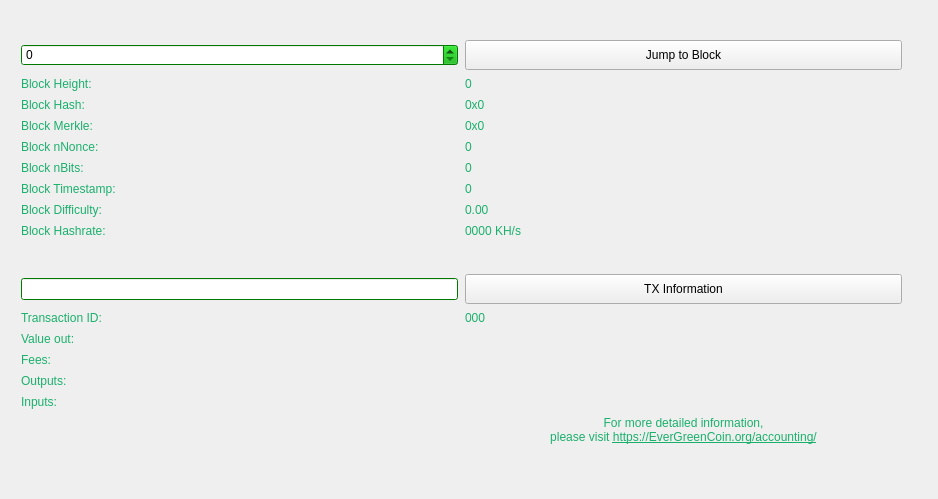
Before: the Qt Designer form src/qt/forms/blockbrowser.ui in EverGreenCoinDev/EverGreenCoin, drawn with Qt 5.
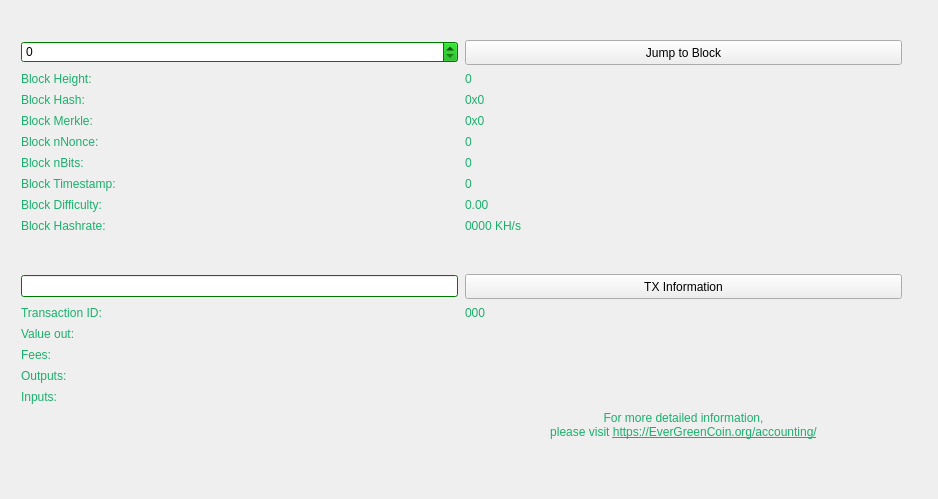
After: the same form once the commit is applied.

The edit to the form file:
```diff
--- a/src/qt/forms/blockbrowser.ui
+++ b/src/qt/forms/blockbrowser.ui
@@ -906,7 +906,7 @@
          <property name="minimumSize">
           <size>
            <width>300</width>
-           <height>30</height>
+           <height>25</height>
           </size>
          </property>
          <property name="maximumSize">
@@ -1521,7 +1521,7 @@
          <property name="minimumSize">
           <size>
            <width>0</width>
-           <height>30</height>
+           <height>25</height>
           </size>
          </property>
          <property name="font">
```
